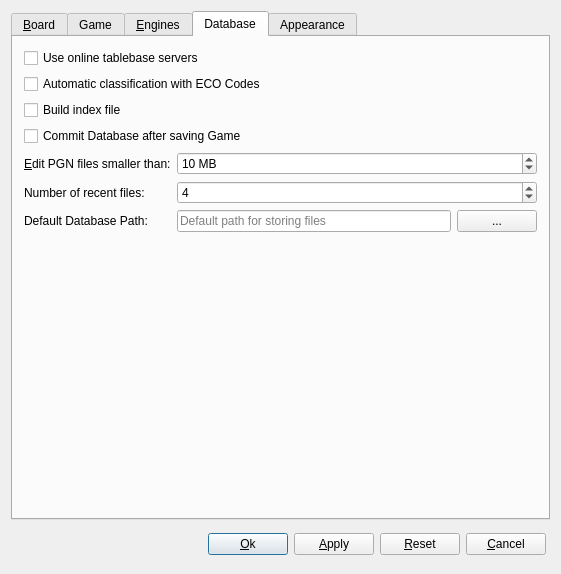
Qt form src/gui/preferences.ui (franzm/shatrabase) before a commit.
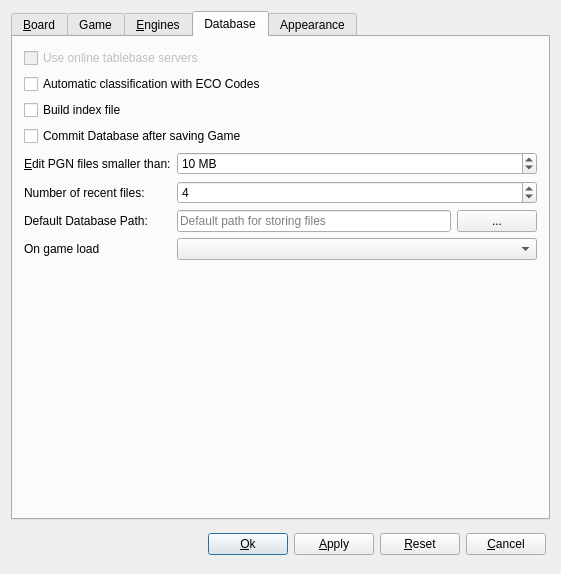
The same form after that commit. The open tabs and pages were chosen to show the change. Custom widgets are drawn as their Qt base class.

Commit message: added option for start-move on gametext load

The edit to the form file:
```diff
--- a/src/gui/preferences.ui
+++ b/src/gui/preferences.ui
@@ -1241,6 +1241,9 @@
       <layout class="QVBoxLayout" name="verticalLayout1">
        <item>
         <widget class="QCheckBox" name="tablebaseCheck">
+         <property name="enabled">
+          <bool>false</bool>
+         </property>
          <property name="text">
           <string>Use online tablebase servers</string>
          </property>
@@ -1355,6 +1358,20 @@
            </item>
           </layout>
          </item>
+         <item row="4" column="0">
+          <widget class="QLabel" name="label_19">
+           <property name="text">
+            <string>On game load</string>
+           </property>
+          </widget>
+         </item>
+         <item row="4" column="1">
+          <widget class="QComboBox" name="cbMoveOnLoad">
+           <property name="currentIndex">
+            <number>-1</number>
+           </property>
+          </widget>
+         </item>
         </layout>
        </item>
        <item>
```
Left out of the diff: 2 changed lines with no effect on the pictures. The commit also changes 3 other files.
